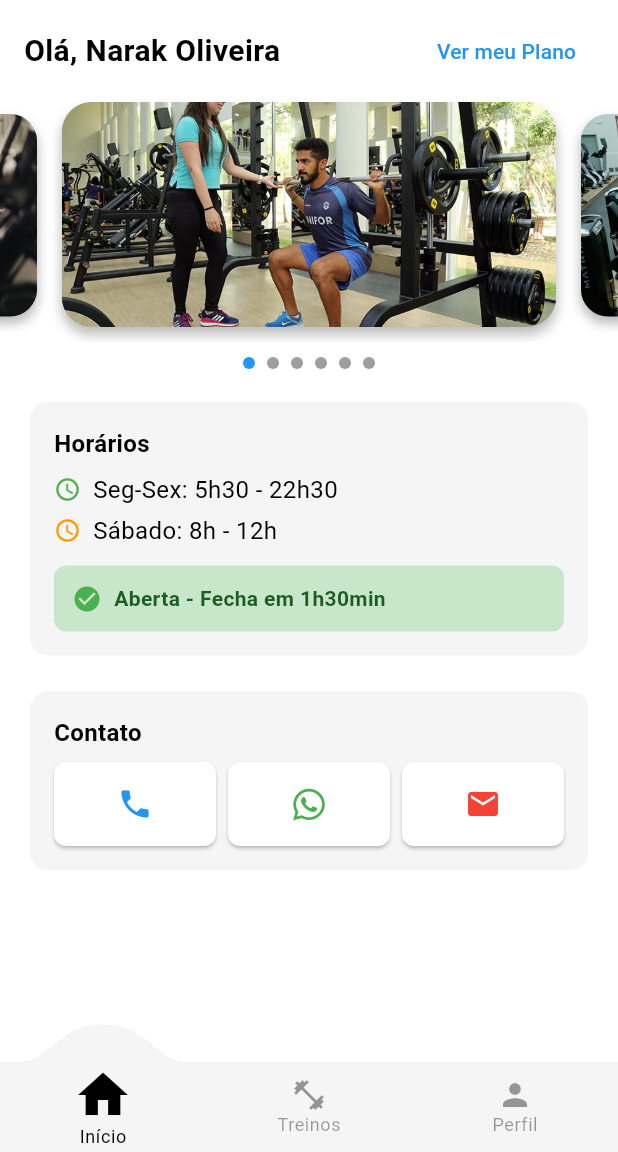
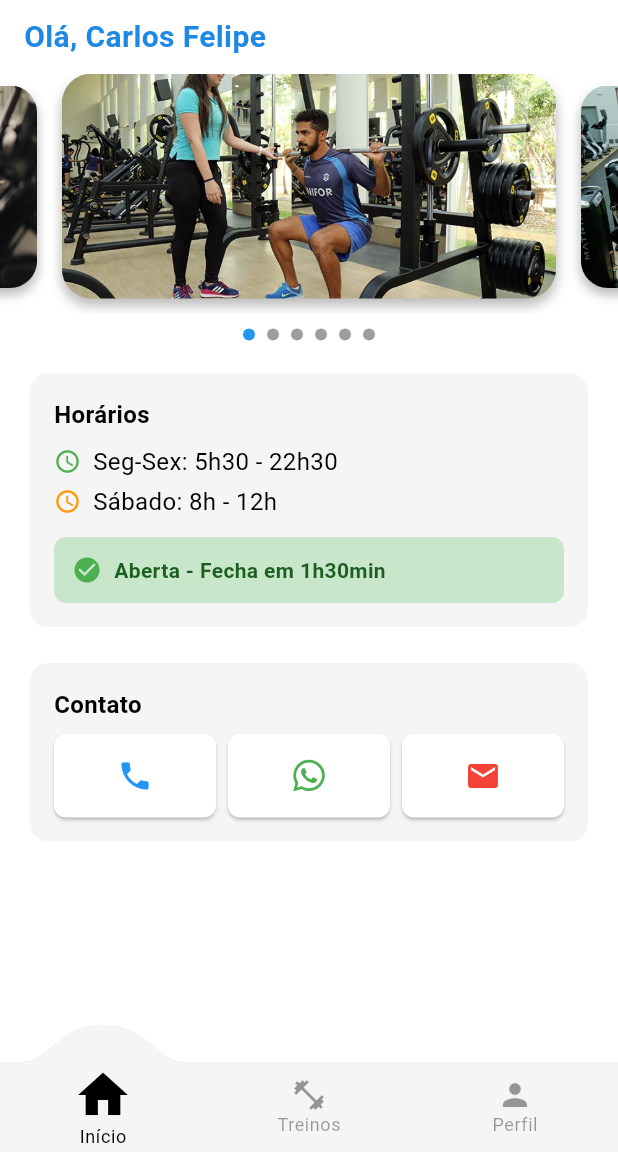
Before and after one commit to tiagostmg/academia-unifor, a Flutter app: the HomeScreen screen opened by its route, on a phone screen of 412 x 824 dp, the part 84-1236 px from its top. Run offline on Flutter 3.47's test engine with Material 3 defaults, Android fonts, the phone set to English and light mode, and no system bars; drawn by our look-alikes of card_swiper, convex_bottom_bar; our stand-ins replace flutter_svg, font_awesome_flutter, go_router, youtube_player_flutter.

Commit message:
Rename HorariosWidget and ContatoWidget to ScheduleWidget and ContactWidget for consistency; update WelcomeWidget greeting text.

```diff
--- a/lib/widgets/info_widget.dart
+++ b/lib/widgets/info_widget.dart
@@ -81,20 +81,20 @@ class _InfoWidgetState extends State<InfoWidget> {
       child: Column(
         crossAxisAlignment: CrossAxisAlignment.start,
         children: [
-          HorariosWidget(status: status, isOpen: isOpen),
+          ScheduleWidget(status: status, isOpen: isOpen),
           const SizedBox(height: 16),
-          const ContatoWidget(),
+          const ContactWidget(),
         ],
       ),
     );
   }
 }
 
-class HorariosWidget extends StatelessWidget {
+class ScheduleWidget extends StatelessWidget {
   final String status;
   final bool isOpen;
 
-  const HorariosWidget({super.key, required this.status, required this.isOpen});
+  const ScheduleWidget({super.key, required this.status, required this.isOpen});
 
   @override
   Widget build(BuildContext context) {
@@ -171,8 +171,8 @@ class HorariosWidget extends StatelessWidget {
   }
 }
 
-class ContatoWidget extends StatelessWidget {
-  const ContatoWidget({super.key});
+class ContactWidget extends StatelessWidget {
+  const ContactWidget({super.key});
 
   @override
   Widget build(BuildContext context) {
--- a/lib/widgets/welcome_widget.dart
+++ b/lib/widgets/welcome_widget.dart
@@ -5,24 +5,15 @@ class WelcomeWidget extends StatelessWidget {
 
   @override
   Widget build(BuildContext context) {
-    // final theme = Theme.of(context);
     return Padding(
       padding: const EdgeInsets.symmetric(horizontal: 16.0),
-      child: Row(
-        mainAxisAlignment: MainAxisAlignment.spaceBetween,
-        children: [
-          const Text(
-            'Olá, Narak Oliveira',
-            style: TextStyle(fontSize: 20, fontWeight: FontWeight.bold),
-          ),
-          TextButton(
-            onPressed: () {
-              debugPrint('Ver meu Plano clicado!');
-            },
-            style: TextButton.styleFrom(foregroundColor: Colors.blue),
-            child: const Text('Ver meu Plano'),
-          ),
-        ],
+      child: Text(
+        'Olá, Carlos Felipe',
+        style: TextStyle(
+          fontSize: 20,
+          fontWeight: FontWeight.bold,
+          color: Colors.blue.shade600,
+        ),
       ),
     );
   }
```
